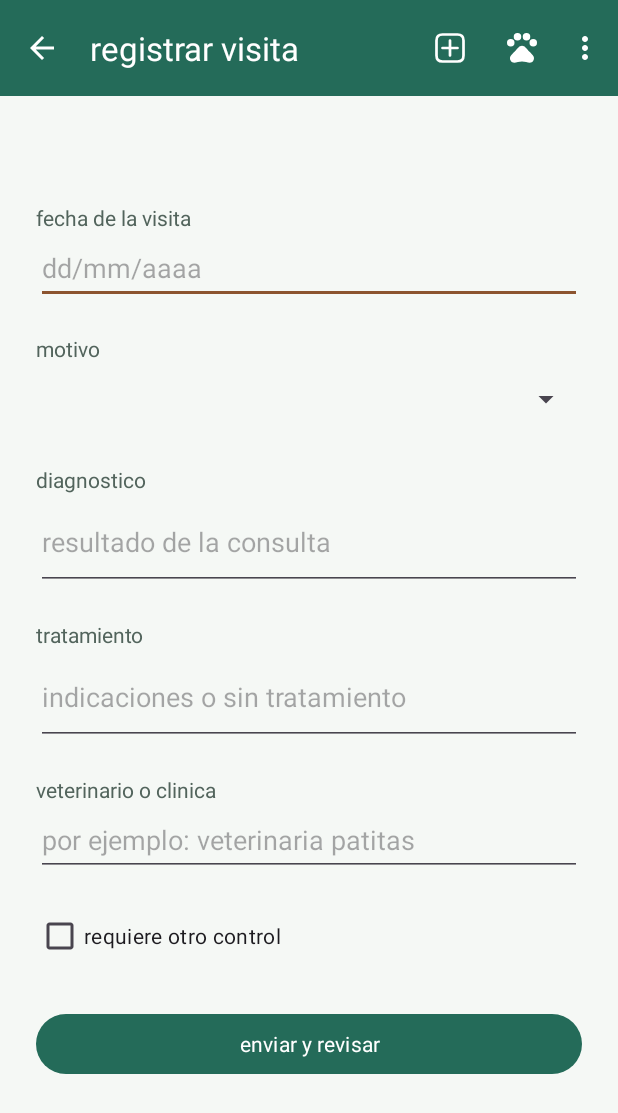
After one commit to genesis-sanchez/Sops, an Android app: the RegistroVisitaActivity screen opened directly, with no data from a screen before it, on a phone screen of 412 x 824 dp. The commit adds this screen. Shown: the top 1113 px of the screen. Run offline under Robolectric (Android 15) with nearby library versions, the phone set to English and light mode, and no system bars; 1 statement that could not run was skipped.

Commit message:
feat: agrega el formulario de visitas

```diff
--- a/app/src/main/AndroidManifest.xml
+++ b/app/src/main/AndroidManifest.xml
@@ -10,6 +10,7 @@
         android:roundIcon="@mipmap/ic_launcher_round"
         android:supportsRtl="true"
         android:theme="@style/Theme.Sops">
+        <activity android:name=".controller.RegistroVisitaActivity" android:exported="false" android:windowSoftInputMode="adjustResize" />
         <activity android:name=".controller.HistorialMedicoActivity" android:exported="false" />
         <activity android:name=".controller.ConsejosActivity" android:exported="false" />
         <activity android:name=".controller.RegistroVacunaActivity" android:exported="false" android:windowSoftInputMode="adjustResize" />
--- a/app/src/main/java/com/udh/sops/controller/HistorialMedicoActivity.java
+++ b/app/src/main/java/com/udh/sops/controller/HistorialMedicoActivity.java
@@ -1,6 +1,7 @@
 package com.udh.sops.controller;
 
 import android.os.Bundle;
+import android.content.Intent;
 import android.view.View;
 import android.widget.LinearLayout;
 import android.widget.TextView;
@@ -18,6 +19,11 @@ public class HistorialMedicoActivity extends BaseActivity {
         Mascota mascota = IntentCompat.getSerializableExtra(getIntent(),
                 DetalleMascotaActivity.EXTRA_MASCOTA, Mascota.class);
         if (mascota == null) { finish(); return; }
+        findViewById(R.id.btnRegistrarVisita).setOnClickListener(view -> {
+            Intent intent = new Intent(this, RegistroVisitaActivity.class);
+            intent.putExtra(DetalleMascotaActivity.EXTRA_MASCOTA, mascota);
+            startActivity(intent);
+        });
         ((TextView) findViewById(R.id.tvMascotaHistorial)).setText(
                 getString(R.string.historial_de, mascota.getNombre()));
         if (getIntent().getBooleanExtra(DetalleMascotaActivity.EXTRA_REGISTRO_DEMO, false)) {
--- a/app/src/main/res/layout/activity_historial_medico.xml
+++ b/app/src/main/res/layout/activity_historial_medico.xml
@@ -16,4 +16,8 @@
                 android:layout_marginTop="24dp" android:orientation="vertical" />
         </LinearLayout>
     </ScrollView>
+    <com.google.android.material.button.MaterialButton android:id="@+id/btnRegistrarVisita"
+        android:layout_width="match_parent" android:layout_height="wrap_content"
+        android:layout_marginStart="24dp" android:layout_marginEnd="24dp"
+        android:layout_marginBottom="16dp" android:minHeight="48dp" android:text="@string/registrar_visita" />
 </LinearLayout>
--- /dev/null
+++ b/app/src/main/res/layout/activity_registro_visita.xml
@@ -0,0 +1,38 @@
+<?xml version="1.0" encoding="utf-8"?>
+<LinearLayout xmlns:android="http://schemas.android.com/apk/res/android"
+    android:id="@+id/contenedorPantalla" android:layout_width="match_parent"
+    android:layout_height="match_parent" android:orientation="vertical">
+    <include layout="@layout/barra_superior" />
+    <ScrollView android:layout_width="match_parent" android:layout_height="0dp" android:layout_weight="1">
+        <LinearLayout android:layout_width="match_parent" android:layout_height="wrap_content"
+            android:orientation="vertical" android:padding="24dp">
+            <TextView android:id="@+id/tvMascotaVisita" style="@style/Sops.TituloSeccion" />
+            <TextView style="@style/Sops.EtiquetaDato" android:text="@string/fecha_visita" />
+            <EditText android:id="@+id/etFechaVisita" android:layout_width="match_parent"
+                android:layout_height="wrap_content" android:minHeight="48dp" android:inputType="date"
+                android:hint="@string/hint_fecha_vacuna" android:maxLength="10" android:importantForAutofill="no" />
+            <TextView android:id="@+id/tvMotivoVisita" style="@style/Sops.EtiquetaDato"
+                android:text="@string/motivo_visita" android:labelFor="@id/spMotivoVisita" />
+            <Spinner android:id="@+id/spMotivoVisita" android:layout_width="match_parent"
+                android:layout_height="wrap_content" android:minHeight="48dp" android:spinnerMode="dropdown" />
+            <TextView style="@style/Sops.EtiquetaDato" android:text="@string/diagnostico_visita" />
+            <EditText android:id="@+id/etDiagnostico" android:layout_width="match_parent"
+                android:layout_height="wrap_content" android:minHeight="64dp" android:inputType="textMultiLine"
+                android:hint="@string/hint_diagnostico" android:maxLength="300" android:importantForAutofill="no" />
+            <TextView style="@style/Sops.EtiquetaDato" android:text="@string/tratamiento_visita" />
+            <EditText android:id="@+id/etTratamiento" android:layout_width="match_parent"
+                android:layout_height="wrap_content" android:minHeight="64dp" android:inputType="textMultiLine"
+                android:hint="@string/hint_tratamiento" android:maxLength="300" android:importantForAutofill="no" />
+            <TextView style="@style/Sops.EtiquetaDato" android:text="@string/veterinario" />
+            <EditText android:id="@+id/etVeterinarioVisita" android:layout_width="match_parent"
+                android:layout_height="wrap_content" android:minHeight="48dp" android:inputType="textCapWords"
+                android:hint="@string/hint_veterinario" android:maxLength="100" android:importantForAutofill="no" />
+            <CheckBox android:id="@+id/cbControlVisita" android:layout_width="match_parent"
+                android:layout_height="wrap_content" android:minHeight="48dp" android:layout_marginTop="16dp"
+                android:text="@string/control_visita" />
+            <com.google.android.material.button.MaterialButton android:id="@+id/btnEnviarVisita"
+                android:layout_width="match_parent" android:layout_height="wrap_content" android:minHeight="48dp"
+                android:layout_marginTop="24dp" android:text="@string/enviar_vacuna" />
+        </LinearLayout>
+    </ScrollView>
+</LinearLayout>
--- a/app/src/main/res/values/strings.xml
+++ b/app/src/main/res/values/strings.xml
@@ -1,4 +1,22 @@
 <resources>
+    <string name="registrar_visita">registrar visita</string>
+    <string name="visita_de">visita de %1$s</string>
+    <string name="fecha_visita">fecha de la visita</string>
+    <string name="motivo_visita">motivo</string>
+    <string name="diagnostico_visita">diagnostico</string>
+    <string name="tratamiento_visita">tratamiento</string>
+    <string name="hint_diagnostico">resultado de la consulta</string>
+    <string name="hint_tratamiento">indicaciones o sin tratamiento</string>
+    <string name="control_visita">requiere otro control</string>
+    <string name="resumen_visita">resumen de la visita</string>
+    <string name="visita_confirmacion">mascota: %1$s\nfecha: %2$s\nmotivo: %3$s\ndiagnostico: %4$s\ntratamiento: %5$s\nveterinario: %6$s\nrequiere control: %7$s\n\ndatos no guardados.</string>
+    <string-array name="motivos_visita">
+        <item>selecciona un motivo</item>
+        <item>revision general</item>
+        <item>control de tratamiento</item>
+        <item>consulta por malestar</item>
+        <item>otro</item>
+    </string-array>
     <string name="historial_titulo">historial medico</string>
     <string name="historial_de">historial de %1$s</string>
     <string name="historial_ejemplo">visitas y tratamientos</string>
```
Also changed, not shown: app/src/main/java/com/udh/sops/controller/RegistroVisitaActivity.java (added, +67 -0 lines), 1 other file.
